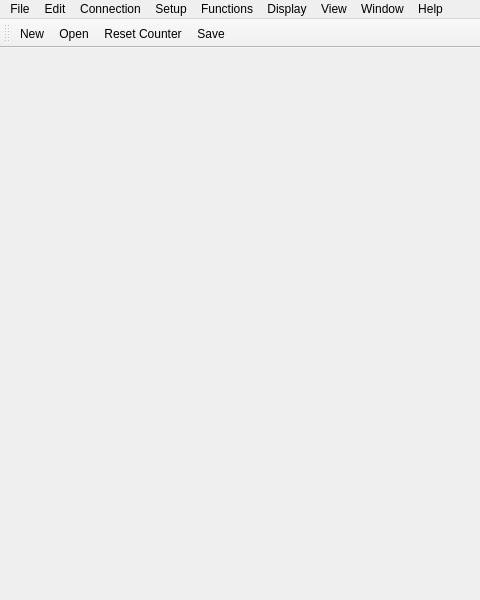
This is mainwindow.ui in guilhermegotardo/FreeModbusPoll as Qt 5 draws it before an edit; both pictures show x 0 to 480 and y 0 to 600 of the 800 by 600 pixel window. The edited form follows.
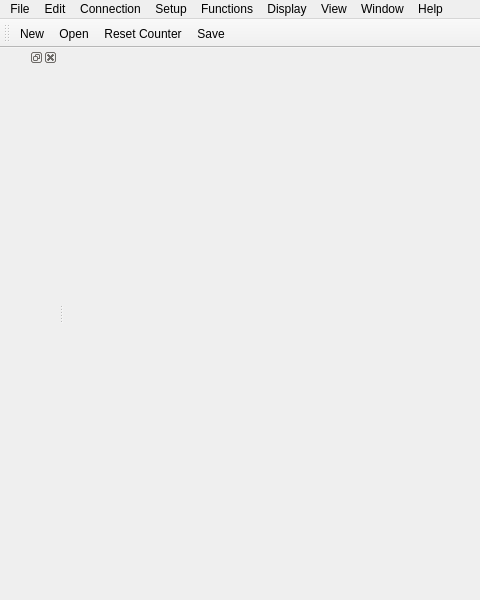
This is the edited form. Icons and pictures are not drawn.

```diff
--- a/mainwindow.ui
+++ b/mainwindow.ui
@@ -101,6 +101,12 @@
    <addaction name="actionReset_Counter"/>
    <addaction name="actionSave"/>
   </widget>
+  <widget class="QDockWidget" name="dockWidget">
+   <attribute name="dockWidgetArea">
+    <number>1</number>
+   </attribute>
+   <widget class="QWidget" name="dockWidgetContents"/>
+  </widget>
   <action name="actionNew">
    <property name="icon">
     <iconset resource="icons.qrc">
```
